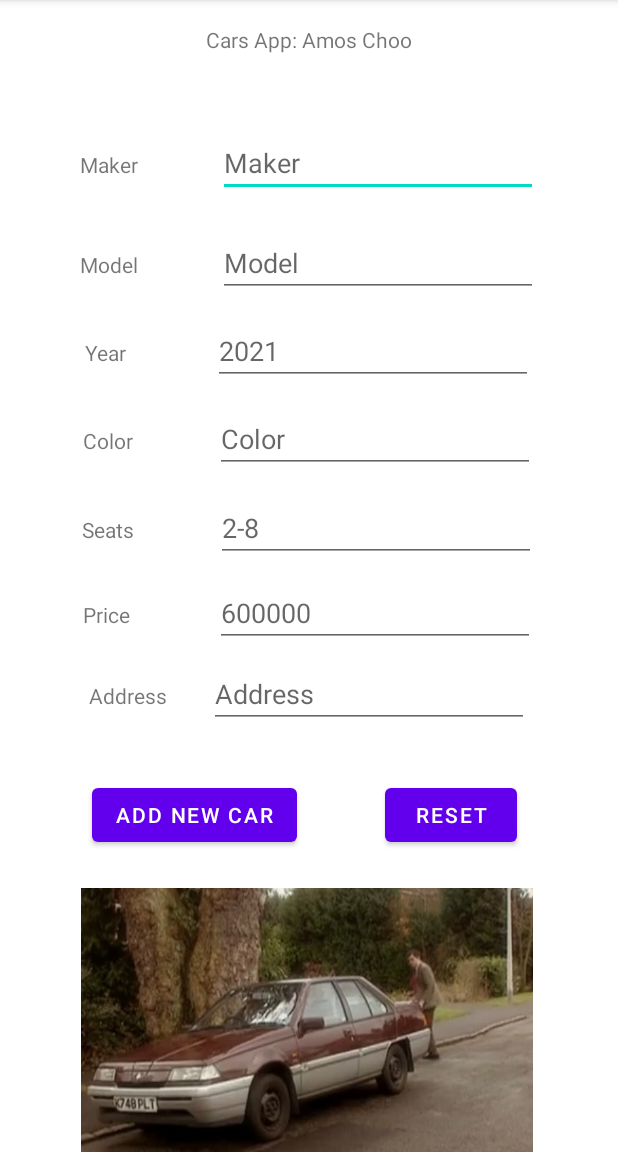
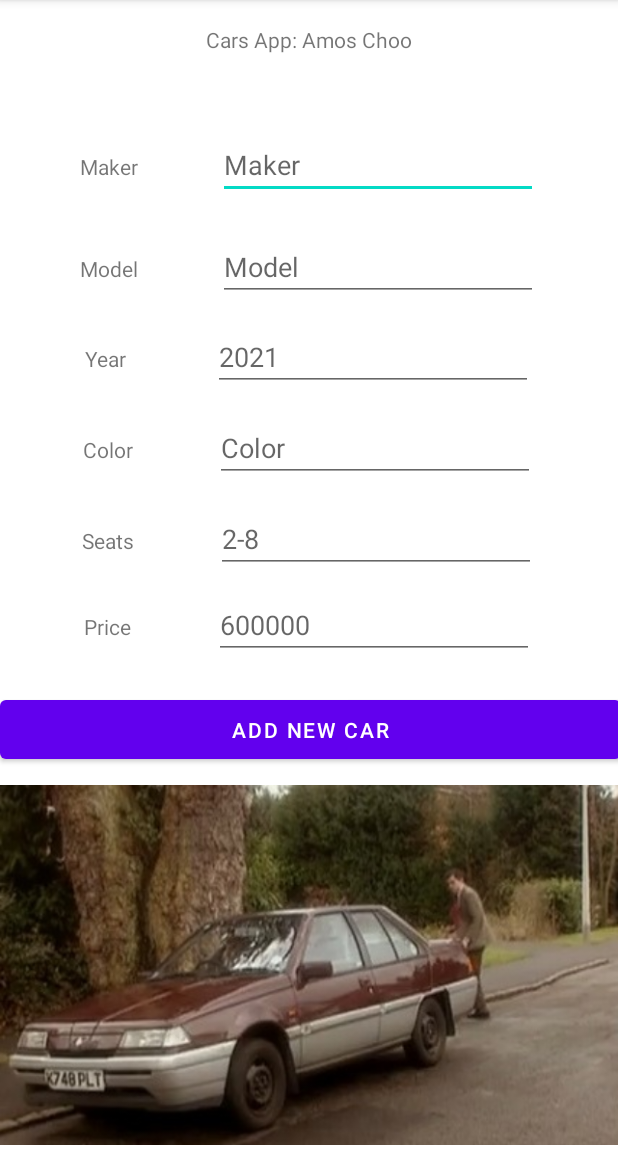
Before and after one commit to amoschoomy/FIT2081App, an Android app: the screen it shows after launch (MainActivity), on a phone screen of 412 x 824 dp, the part 84-1236 px from its top. Run offline under Robolectric (Android 15) with nearby library versions, the phone set to English and light mode, and no system bars.

Commit message:
Rollback to app before extra tasks

```diff
--- a/app/src/main/java/com/example/autoshowroom/MainActivity.java
+++ b/app/src/main/java/com/example/autoshowroom/MainActivity.java
@@ -18,13 +18,4 @@ public class MainActivity extends AppCompatActivity {
         EditText tv=findViewById(R.id.makertext);
         Toast.makeText(this, "Car maker: "+tv.getText().toString(), Toast.LENGTH_SHORT).show();
     }
-    public void resetField(View view){
-        EditText maker,model,year,color,seats,address,price;
-        maker=findViewById(R.id.makertext);model=findViewById(R.id.modeltext);
-        year=findViewById(R.id.yeartext);color=findViewById(R.id.colortext);
-        seats=findViewById(R.id.seattext); address=findViewById(R.id.addresstext);
-        price=findViewById(R.id.priceno);
-        maker.setText("");model.setText("");year.setText("");color.setText("");
-        seats.setText("");address.setText("");price.setText("");
-    }
 }
--- a/app/src/main/res/layout/activity_main.xml
+++ b/app/src/main/res/layout/activity_main.xml
@@ -143,14 +143,13 @@
         android:id="@+id/price"
         android:layout_width="wrap_content"
         android:layout_height="wrap_content"
-        android:layout_marginTop="392dp"
-        android:layout_marginEnd="1dp"
-        android:layout_marginBottom="27dp"
+        android:layout_marginBottom="20dp"
         android:text="@string/price"
-        app:layout_constraintBottom_toTopOf="@+id/address"
+        app:layout_constraintBottom_toTopOf="@+id/addcar"
         app:layout_constraintEnd_toStartOf="@+id/priceno"
+        app:layout_constraintHorizontal_bias="0.5"
         app:layout_constraintStart_toStartOf="parent"
-        app:layout_constraintTop_toTopOf="parent" />
+        app:layout_constraintTop_toBottomOf="@+id/seats" />
 
     <EditText
         android:id="@+id/priceno"
@@ -161,66 +160,30 @@
         android:inputType="numberDecimal"
         app:layout_constraintBaseline_toBaselineOf="@+id/price"
         app:layout_constraintEnd_toEndOf="parent"
-        app:layout_constraintHorizontal_bias="0.504"
+        app:layout_constraintHorizontal_bias="0.5"
         app:layout_constraintStart_toEndOf="@+id/price" />
 
     <Button
         android:id="@+id/addcar"
-        android:layout_width="wrap_content"
-        android:layout_height="wrap_content"
+        android:layout_width="414dp"
+        android:layout_height="51dp"
+        android:layout_marginBottom="256dp"
         android:onClick="addCar"
         android:text="@string/add_new_car"
-        app:layout_constraintBaseline_toBaselineOf="@+id/reset"
-        app:layout_constraintEnd_toEndOf="parent"
-        app:layout_constraintHorizontal_bias="0.222"
-        app:layout_constraintStart_toStartOf="parent" />
-
-    <TextView
-        android:id="@+id/address"
-        android:layout_width="wrap_content"
-        android:layout_height="wrap_content"
-        android:layout_marginEnd="28dp"
-        android:layout_marginBottom="38dp"
-        android:text="@string/address"
-        app:layout_constraintBottom_toTopOf="@+id/reset"
-        app:layout_constraintEnd_toStartOf="@+id/addresstext"
-        app:layout_constraintHorizontal_chainStyle="packed"
-        app:layout_constraintStart_toStartOf="parent"
-        app:layout_constraintTop_toBottomOf="@+id/price" />
-
-    <EditText
-        android:id="@+id/addresstext"
-        android:layout_width="wrap_content"
-        android:layout_height="wrap_content"
-        android:ems="10"
-        android:hint="@string/address"
-        android:inputType="textPersonName"
-        app:layout_constraintBaseline_toBaselineOf="@+id/address"
-        app:layout_constraintEnd_toEndOf="parent"
-        app:layout_constraintStart_toEndOf="@+id/address" />
-
-    <Button
-        android:id="@+id/reset"
-        android:layout_width="wrap_content"
-        android:layout_height="wrap_content"
-        android:onClick="resetField"
-        android:text="@string/reset"
         app:layout_constraintBottom_toBottomOf="parent"
         app:layout_constraintEnd_toEndOf="parent"
-        app:layout_constraintHorizontal_bias="0.792"
+        app:layout_constraintHorizontal_bias="0.666"
         app:layout_constraintStart_toStartOf="parent"
-        app:layout_constraintTop_toTopOf="parent"
-        app:layout_constraintVertical_bias="0.721" />
+        app:layout_constraintTop_toBottomOf="@+id/priceno"
+        app:layout_constraintVertical_bias="1.0" />
 
     <ImageView
         android:id="@+id/carimage"
-        android:layout_width="417dp"
-        android:layout_height="176dp"
-        android:layout_marginStart="2dp"
-        android:layout_marginEnd="2dp"
+        android:layout_width="wrap_content"
+        android:layout_height="wrap_content"
         app:layout_constraintBottom_toBottomOf="parent"
         app:layout_constraintEnd_toEndOf="parent"
-        app:layout_constraintHorizontal_bias="0.75"
+        app:layout_constraintHorizontal_bias="1.0"
         app:layout_constraintStart_toStartOf="parent"
         app:layout_constraintTop_toTopOf="parent"
         app:layout_constraintVertical_bias="1.0"
```
